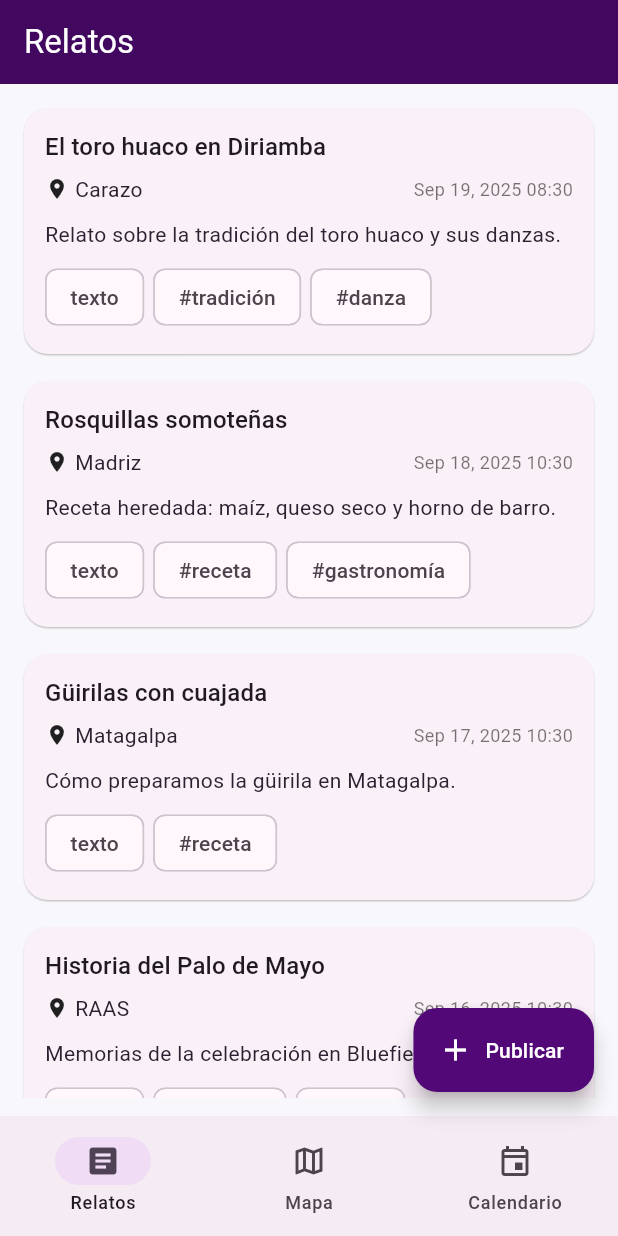
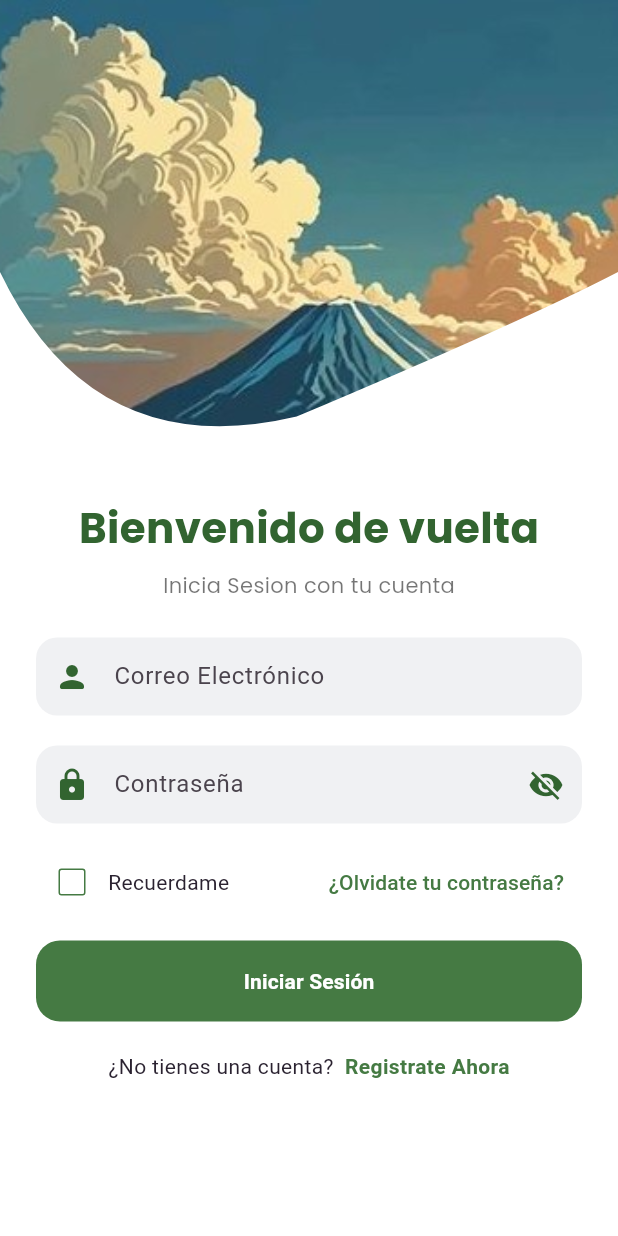
Before and after one commit to Pepi3660/MythosApp, a Flutter app: the screen it shows after launch, on a phone screen of 412 x 824 dp. Run offline on Flutter 3.47's test engine with Material 3 defaults, Android fonts, the phone set to English and light mode, and no system bars; our stand-ins replace firebase_auth, firebase_core, geolocator, go_router, google_fonts, google_maps_flutter and 1 more; accounts and stored records are empty; generated files the repository leaves out were written again.

Commit message:
Vista del login

```diff
--- a/lib/main.dart
+++ b/lib/main.dart
@@ -7,8 +7,11 @@ import 'package:provider/provider.dart';
 import 'models/relato.dart';
 import 'repositories/relatos_repository.dart';
 import 'services/api_service.dart';
+import 'viewmodels/login_viewmodel.dart';
 import 'viewmodels/relatos_vm.dart';
 import 'views/calendario/calendario_view.dart';
+//Archivos del login
+import 'views/login/login_view.dart';
 import 'views/mapa/mapa_view.dart';
 import 'views/relatos/relato_detail_view.dart';
 import 'views/relatos/relatos_create_view.dart';
@@ -28,6 +31,7 @@ void main() async{
   runApp(MultiProvider(
     providers: [
       ChangeNotifierProvider(create: (_) => RelatosVM(relatosRepo)),
+      ChangeNotifierProvider(create: (_) => AuthViewModel()),  //inyeccion VM de la autentificacion para el login
     ],
     child: const MythosApp(),
   ));
@@ -39,8 +43,13 @@ class MythosApp extends StatelessWidget {
   @override
   Widget build(BuildContext context) {
     final router = GoRouter(
-      initialLocation: '/relatos',
+      initialLocation: '/login',
       routes: [
+        //Ruta del login
+        GoRoute(path: '/login',
+        builder: (_,__) => const LoginView(),
+        ),
+        //Ruta de los relatos
         GoRoute(
           path: '/relatos',
           builder: (_, __) => const RelatosView(),
--- /dev/null
+++ b/lib/repositories/authRepository.dart
@@ -0,0 +1,25 @@
+//Abstrae el servicio y orquesta reglas del dominio.
+//Esto permite testear y reemplazar fácilmente la fuente de datos.
+
+import '../services/auth_service.dart';
+
+class AuthRepository {
+  final FirebaseAuthService _service;                     //Mantengo una referencia al servicio
+
+  AuthRepository({FirebaseAuthService? service})
+      : _service = service ?? FirebaseAuthService();      //Inyecto servicio o creo uno por defecto
+
+  Future<void> signIn(String email, String password) {
+    return _service.signIn(email, password);              //Delego login al servicio
+  }
+
+  Future<void> signUp(String email, String password) {
+    return _service.signUp(email, password);              //Delego registro al servicio
+  }
+
+  Future<void> sendPasswordReset(String email) {
+    return _service.sendPasswordReset(email);             //Delego reset al servicio
+  }
+
+  Stream<bool> authChanges() => _service.authChanges();   //Reexpongo el stream de cambios de auth
+}
--- a/lib/services/auth_service.dart
+++ b/lib/services/auth_service.dart
@@ -0,0 +1,32 @@
+//Servicio que encapsula las llamadas a firebaseAuth
+
+import 'package:firebase_auth/firebase_auth.dart';        //Importo FirebaseAuth para realizar la autenticación
+
+class FirebaseAuthService {
+  final FirebaseAuth _auth = FirebaseAuth.instance;       // -> Obtengo la instancia de FirebaseAuth
+
+  /// Inicia sesión con correo y contraseña
+  Future<void> signIn(String email, String password) async {
+    await _auth.signInWithEmailAndPassword(               //Llamada al método propio de Firebase para login
+      email: email.trim(),                                //Limpieza del correo de posibles espacios
+      password: password,                                 //Paso la contraseña tal cual
+    );
+  }
+
+  /// Registro de una nueva cuenta con correo y contraseña
+  Future<void> signUp(String email, String password) async {
+    await _auth.createUserWithEmailAndPassword(           //Llamada al alta de usuario en Firebase
+      email: email.trim(),                                //Limpieza del correo
+      password: password,                                 //Paso la contraseña
+    );
+  }
+
+  ///Envio de un Correo de recuperación de contraseña
+  Future<void> sendPasswordReset(String email) async {
+    await _auth.sendPasswordResetEmail(email: email.trim()); //Solicito restablecimiento de contraseña
+  }
+
+  ///Stream para saber si hay usuario autenticado (true/false)
+  Stream<bool> authChanges() =>                           //Expongo un stream booleano simplificado
+      _auth.authStateChanges().map((user) => user != null);
+}
--- /dev/null
+++ b/lib/views/login/login_view.dart
@@ -0,0 +1,211 @@
+//Vista de la pantalla de inicio de secion
+
+import 'package:flutter/material.dart';
+import 'package:google_fonts/google_fonts.dart';         //Importo Google Fonts para un look moderno
+import 'package:provider/provider.dart';
+
+import '../../viewmodels/login_viewmodel.dart';
+import '../../widgets/botonPrincipal.dart';
+import '../../widgets/campoTexto.dart';
+import '../../widgets/recorteOla_Login.dart';
+
+class LoginView extends StatefulWidget {
+  const LoginView({super.key});
+
+  @override
+  State<LoginView> createState() => _LoginScreenState();//Estado asociado
+}
+
+class _LoginScreenState extends State<LoginView> {
+  final _formKey = GlobalKey<FormState>();               //Clave global para validar el formulario
+  final _emailCtrl = TextEditingController();            //Controlador del campo Email
+  final _passCtrl = TextEditingController();             //Controlador del campo Password
+
+  static const double _kWaveHeight = 300;
+  @override
+  void dispose() {
+    _emailCtrl.dispose();                                 //Libero el controlador de Email
+    _passCtrl.dispose();                                  //Libero el controlador de Password
+    super.dispose();                                      //Llamo a dispose de la superclase
+  }
+
+  @override
+  Widget build(BuildContext context) {
+    // -> Obtengo el ViewModel
+    final vm = context.watch<AuthViewModel>();
+
+    //Colores locales
+    const darkOliveGreen = Color(0xFF326430);
+    const fernGreen = Color(0xFF457A43);
+
+    return Scaffold(
+      resizeToAvoidBottomInset: true,                     //Evita que el teclado tape los campos
+      body: Stack(
+        children: [
+          //Fondo
+          Positioned.fill(
+            child: Image.asset(
+              'assets/FondoLogin.jpg',
+              fit: BoxFit.cover,
+            ),
+          ),
+          //Capa blanca recortada con forma de ola para el contenido
+          Align(
+            alignment: Alignment.bottomCenter,
+            child: ClipPath(
+              clipper: RecorteOlaLogin(), //Aplico el recorte creado
+              child: Container(
+                //Altura relativa para dejar la parte superior con la imagen
+                height: MediaQuery.of(context).size.height * 0.78,
+                color: Colors.white,
+              ),
+            ),
+          ),
+          //Contenido de la pantalla
+          SafeArea(
+            child: SingleChildScrollView(
+              padding: const EdgeInsets.fromLTRB(24, _kWaveHeight + 12, 24, 12), //Margen interno
+              child: Column(
+                crossAxisAlignment: CrossAxisAlignment.center,
+                children: [
+                  const SizedBox(height: 20),
+                  // Títulos principales con Google Fonts para un look moderno
+                  Text('Bienvenido de vuelta',
+                      style: GoogleFonts.poppins(
+                        color: darkOliveGreen,
+                        fontSize: 28,
+                        fontWeight: FontWeight.w700,
+                      )),
+                  const SizedBox(height: 8),
+                  Text('Inicia Sesion con tu cuenta',
+                      style: GoogleFonts.poppins(
+                        color: Colors.black54,
+                        fontSize: 14,
+                      )),
+                  const SizedBox(height: 25),
+                  // Formulario con validaciones
+                  Form(
+                    key: _formKey,                           // -> Asocio la clave para validar
+                    child: Column(
+                      children: [
+                        // Campo de correo
+                        RoundedTextField(
+                          controller: _emailCtrl,            //Vinculo controlador
+                          hint: 'Correo Electrónico',
+                          icon: Icons.person_rounded,        //Ícono de usuario
+                          keyboardType: TextInputType.emailAddress,
+                          validator: (v) {                   //Validador simple de email
+                            if (v == null || v.isEmpty) return 'Correo requerido';
+                            final ok = RegExp(r'^[\w\.\-]+@([\w\-]+\.)+[a-zA-Z]{2,4}$').hasMatch(v);
+                            return ok ? null : 'Correo inválido';
+                          },
+                        ),
+                        const SizedBox(height: 20),
+                        // Campo de contraseña con toggle de visibilidad
+                        RoundedTextField(
+                          controller: _passCtrl,             //Vinculo controlador
+                          hint: 'Contraseña',
+                          icon: Icons.lock_rounded,          //Ícono de candado
+                          obscure: vm.obscure,               //Leo del VM si está oculto o no
+                          validator: (v) {                   //Valido longitud mínima
+                            if (v == null || v.length < 8) return 'Contraseña mínimo 8 caracteres';
+                            return null;
+                          },
+                          onToggleVisibility: vm.toggleObscure, //Conecto el toggle al VM
+                        ),
+                        const SizedBox(height: 15),
+                        // Fila: Recordarme + Olvidé contraseña
+                        Row(
+                          children: [
+                            Checkbox(
+                              value: vm.rememberMe,          //Binding al VM
+                              onChanged: (v) => vm.setRemember(v ?? false), //Actualizo VM
+                              side: const BorderSide(color: fernGreen),
+                              checkColor: Colors.white,                      //Color del “check”
+                              activeColor: fernGreen,
+                            ),
+                            const Text('Recuerdame'),       // Etiqueta del checkbox
+                            const Spacer(),                  //Empujo el botón a la derecha
+                            TextButton(
+                              onPressed: () async {          //Acción para recuperar contraseña
+                                final email = _emailCtrl.text;
+                                if (email.isEmpty) {
+                                  ScaffoldMessenger.of(context).showSnackBar(
+                                    const SnackBar(content: Text('Ingresa tu correo para recuperar')),
+                                  );
+                                  return;
+                                }
+                                final ok = await vm.reset(email); //Llamo al flujo de reset en el VM
+                                if (!mounted) return;
+                                ScaffoldMessenger.of(context).showSnackBar(
+                                  SnackBar(
+                                    content: Text(ok
+                                        ? 'Te enviamos un enlace a tu correo'
+                                        : vm.errorMessage ?? 'No fue posible enviar el enlace'),
+                                  ),
+                                );
+                              },
+                              style: TextButton.styleFrom(
+                                foregroundColor: fernGreen,
+                              ),
+                              child: const Text('¿Olvidate tu contraseña?'),
+                            ),
+                          ],
+                        ),
+                        const SizedBox(height: 15),
+                        // Botón principal de Login
+                        PrimaryButton(
+                          label: 'Iniciar Sesión',                    //Texto del botón
+                          loading: vm.isLoading,
+                          onPressed: () async {
+                            if (!_formKey.currentState!.validate()) return; //Valido formulario
+                            final ok = await vm.login(       //Llamo al método de login del VM
+                              _emailCtrl.text,
+                              _passCtrl.text,
+                            );
+                            if (!mounted) return;           //Verifico que el widget exista aún
+                            if (ok) {
+                              ScaffoldMessenger.of(context).showSnackBar(
+                                const SnackBar(content: Text('Inicio de sesión exitoso')),
+                              );
+                              // Navigator.pushReplacement(...);
+                            } else {
+                              // -> Muestro el error amigable mapeado por el VM
+                              ScaffoldMessenger.of(context).showSnackBar(
+                                SnackBar(content: Text(vm.errorMessage ?? 'Error desconocido')),
+                              );
+                            }
+                          },
+                        ),
+                        const SizedBox(height: 20),
+                        // Pantalla de REgistro
+                        Row(
+                          mainAxisAlignment: MainAxisAlignment.center,
+                          children: [
+                            const Text("¿No tienes una cuenta?  "),
+                            GestureDetector(
+                              onTap: () {
+                                // -> Aquí podrías navegar a tu SignUpScreen
+                              },
+                              child: const Text(
+                                'Registrate Ahora',
+                                style: TextStyle(
+                                  color: fernGreen,
+                                  fontWeight: FontWeight.w600,
+                                ),
+                              ),
+                            ),
+                          ],
+                        ),
+                      ],
+                    ),
+                  ),
+                ],
+              ),
+            ),
+          ),
+        ],
+      ),
+    );
+  }
+}
--- /dev/null
+++ b/lib/widgets/botonPrincipal.dart
@@ -0,0 +1,47 @@
+//En este archivo se almacena la configuracion
+//del boton principal utilizado para guardar el inicio de sesion y el registro
+//con el fin de reutilizar el componente
+
+import 'package:flutter/material.dart';                   //Libreria que permite usar ElevatedButton
+
+class PrimaryButton extends StatelessWidget {
+  final String label;                                     //Texto del botón
+  final VoidCallback onPressed;                           //Acción al presionar
+  final bool loading;                                     //Flag de carga
+
+    //Inicializacion de las variables
+  const PrimaryButton({
+    super.key,
+    required this.label,
+    required this.onPressed,
+    this.loading = false,
+  });
+
+  @override
+  Widget build(BuildContext context) {
+    //Definicion de colores
+    const fernGreen = Color(0xFF457A43);
+
+    return SizedBox(
+      width: double.infinity,                              //Ocupo todo el ancho disponible
+      height: 54,
+      child: ElevatedButton(
+        onPressed: loading ? null : onPressed,             //Desactivo si está en loading
+        style: ElevatedButton.styleFrom(
+          backgroundColor: fernGreen,                      //Fondo con Fern Green (color)
+          foregroundColor: Colors.white,                   //Texto en blanco
+          shape: RoundedRectangleBorder(
+            borderRadius: BorderRadius.circular(16),
+          ),
+          elevation: 0,
+        ),
+        child: loading                                     //Muestro loader si está cargando
+            ? const SizedBox(
+                height: 24, width: 24,
+                child: CircularProgressIndicator(strokeWidth: 2, color: Colors.white),
+              )
+            : Text(label, style: const TextStyle(fontWeight: FontWeight.w600)),
+      ),
+    );
+  }
+}
--- /dev/null
+++ b/lib/widgets/campoTexto.dart
@@ -0,0 +1,60 @@
+//En el presente archivo se almacena la configuracion
+//del los cuadros de textos redondeados reutilizables
+//utilizado tanto en el inicio de sesion como en el registro
+
+import 'package:flutter/material.dart';   //Libreria que permite el uso de TextFormField e íconos
+
+class RoundedTextField extends StatelessWidget {
+  final TextEditingController controller;                 //Controlador del campo
+  final String hint;                                      //Texto de sugerencia
+  final IconData icon;                                    //Ícono inicial
+  final TextInputType keyboardType;                       //Tipo de teclado
+  final String? Function(String?)? validator;             //Validador
+  final bool obscure;                                     //Ocultador de texto
+  final VoidCallback? onToggleVisibility;                 //Acción para alternar visibilidad
+
+  //Inicializacion de componentes
+  const RoundedTextField({
+    super.key,
+    required this.controller,
+    required this.hint,
+    required this.icon,
+    this.keyboardType = TextInputType.text,
+    this.validator,
+    this.obscure = false,
+    this.onToggleVisibility,
+  });
+
+  @override
+  Widget build(BuildContext context) {
+    //Colores locales utilizados
+    const darkOliveGreen = Color(0xFF326430);
+    const lightGray = Color.fromARGB(255, 240, 241, 243);
+
+    return TextFormField(
+      controller: controller,                              //Vinculacion el controlador
+      keyboardType: keyboardType,                          //Asignacion tipo de teclado
+      obscureText: obscure,                                //Activo/Desactivo ocultamiento
+      validator: validator,                                //Asignacion del validador
+      autovalidateMode: AutovalidateMode.onUserInteraction,//Validacion tras interacción
+      decoration: InputDecoration(
+        hintText: hint,                                    //Sugerencia dentro del campo
+        filled: true, fillColor: lightGray,
+        contentPadding: const EdgeInsets.symmetric(
+          horizontal: 16, vertical: 14),
+          prefixIcon: Icon(icon, color: darkOliveGreen),
+        suffixIcon: onToggleVisibility != null             //Si tengo toggle, muestro ícono de ojo
+            ? IconButton(
+                onPressed: onToggleVisibility,
+                icon: Icon(obscure ? Icons.visibility_off : Icons.visibility,
+                    color: darkOliveGreen),
+              )
+            : null,
+        border: OutlineInputBorder(
+          borderRadius: BorderRadius.circular(14),
+          borderSide: BorderSide.none,
+        ),
+      ),
+    );
+  }
+}
--- /dev/null
+++ b/lib/widgets/recorteOla_Login.dart
@@ -0,0 +1,30 @@
+//En el presente archivo se almacena las configuraciones
+//del recorte en forma de ola del contenedor blanco superior
+//que se aprecia en el inicio de sesion
+
+import 'package:flutter/widgets.dart';
+
+//CustomClipper<Path> es una clase abstracta que define
+//formas personalizadas para recortar widgets.
+class RecorteOlaLogin extends CustomClipper<Path> {
+  @override
+  Path getClip(Size size) {
+    final path = Path()
+      ..moveTo(0, 0);       //Inicio desde la izquierda y bajo al 70% alto
+    path.quadraticBezierTo(                               //Se dibuja una curva suave hacia el centro
+      size.width * 0.15, size.height * 0.20,
+      size.width * 0.48, size.height * 0.15,
+    );
+    path.quadraticBezierTo(                               //Completo la curva hacia la derecha
+      size.width * 0.85, size.height * 0.05,
+      size.width, 0,
+    );
+    path.lineTo(size.width, size.height);        // Bajo por el lado derecho
+    path.lineTo(0, size.height);                        //Subo recto hasta la esquina superior derecha
+    path.close();                                         //Cierro el path
+    return path;                                          //Devuelvo la forma resultante
+  }
+
+  @override
+  bool shouldReclip(covariant CustomClipper<Path> oldClipper) => false;
+}
--- a/pubspec.yaml
+++ b/pubspec.yaml
@@ -32,7 +32,10 @@ dependencies:
 
   # Abrir “Cómo llegar”
   url_launcher: ^6.3.0
+  #Servicios de firebase utilizados
   firebase_core: ^4.1.0
+  firebase_auth: ^6.0.2
+  google_fonts: ^6.3.1
 
 
 dev_dependencies:
@@ -42,3 +45,6 @@ dev_dependencies:
 
 flutter:
   uses-material-design: true
+
+  assets:
+  - assets/
```
Also changed, not shown: lib/viewmodels/login_viewmodel.dart (+96 -0 lines), assets/FondoLogin.jpg (added), lib/views/login_view.dart (deleted), pubspec.lock, 3 other files.
